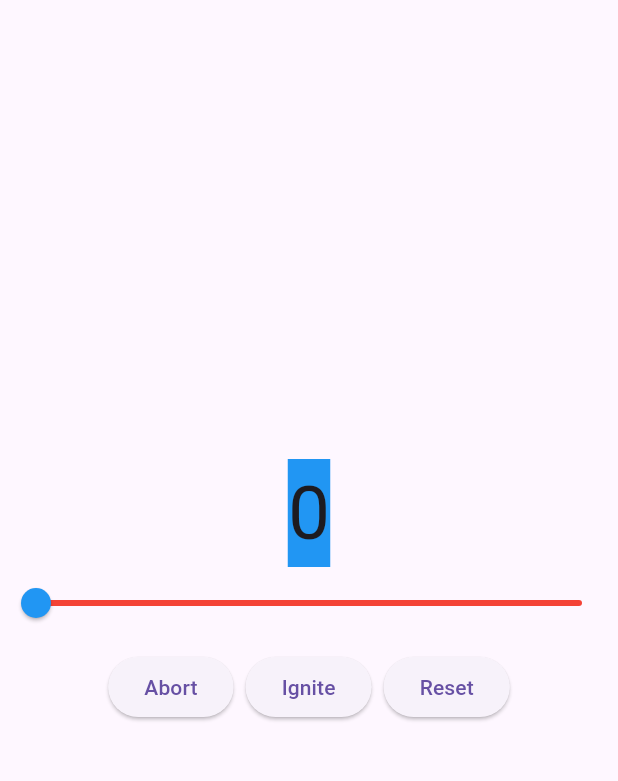
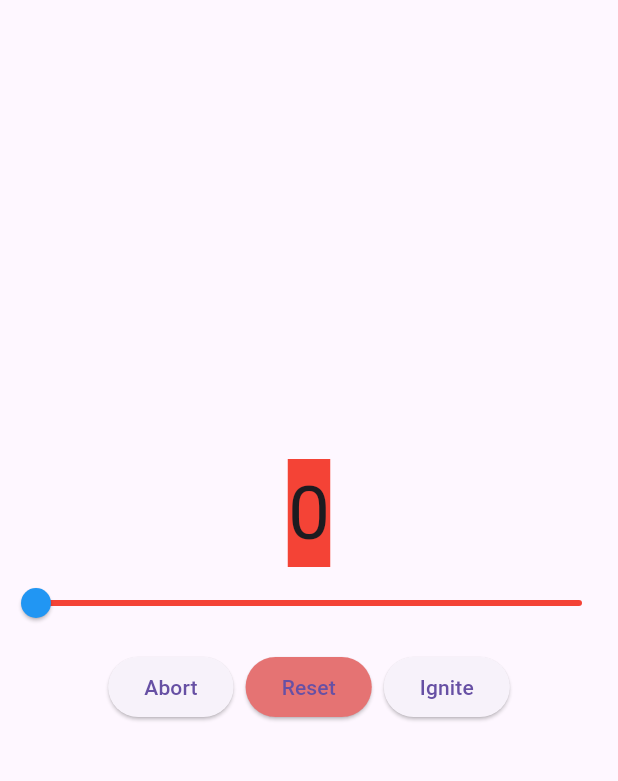
Before and after one commit to SobbingSoprano/Rocket_Launcher, a Flutter app: the screen it shows after launch, after a tap on "Abort", on a phone screen of 412 x 824 dp, the part 63-844 px from its top. Run offline on Flutter 3.47's test engine with Material 3 defaults, Android fonts, the phone set to English and light mode, and no system bars.

Commit message:
counter color and lift off

```diff
--- a/lib/main.dart
+++ b/lib/main.dart
@@ -25,6 +25,46 @@ class CounterWidget extends StatefulWidget {
 class _CounterWidgetState extends State<CounterWidget> {
   //set counter value
   int _counter = 0;
+  Color _numberColor = Colors.blue;
+
+  void _increaseCounter(int value) {
+    setState(() {
+      _counter = value;
+      if (_counter < 0) {
+        _counter = 0;
+      } else if (_counter > 100) {
+        _counter = 100;
+      }
+
+      if (_counter == 0) {
+        _numberColor = Colors.red;
+      } else if (_counter >= 50) {
+        _numberColor = Colors.green;
+      } else {
+        _numberColor = Colors.orange;
+      }
+      if (_counter == 100) {
+        showDialog(
+          context: context,
+          builder: (BuildContext context) {
+            return AlertDialog(
+              title: const Text('Lift Off!'),
+              content: const Text('The rocket has launched!'),
+              actions: [
+                TextButton(
+                  onPressed: () {
+                    Navigator.of(context).pop();
+                  },
+                  child: const Text('OK'),
+                ),
+              ],
+            );
+          },
+        );
+      }
+    });
+  }
+
   @override
   Widget build(BuildContext context) {
     return Scaffold(
@@ -35,7 +75,7 @@ class _CounterWidgetState extends State<CounterWidget> {
         children: [
           Center(
             child: Container(
-              color: Colors.blue,
+              color: _numberColor,
               child: Text(
                 //to displays current number
                 '$_counter',
@@ -48,9 +88,7 @@ class _CounterWidgetState extends State<CounterWidget> {
             max: 100,
             value: _counter.toDouble(),
             onChanged: (double value) {
-              setState(() {
-                _counter = value.toInt();
-              });
+              _increaseCounter(value.toInt());
             },
             activeColor: Colors.blue,
             inactiveColor: Colors.red,
@@ -60,28 +98,25 @@ class _CounterWidgetState extends State<CounterWidget> {
             children: [
               ElevatedButton(
                 onPressed: () {
-                  setState(() {
-                    if (_counter > 0) _counter--;
-                  });
+                  _increaseCounter(_counter - 1);
                 },
                 child: const Text('Abort'),
               ),
               ElevatedButton(
+                style: ElevatedButton.styleFrom(
+                  backgroundColor: Colors.red[300],
+                ),
                 onPressed: () {
-                  setState(() {
-                    if (_counter < 100) _counter++;
-                  });
+                  _increaseCounter(0);
+                },
+                child: const Text('Reset'),
+              ),
+              ElevatedButton(
+                onPressed: () {
+                  _increaseCounter(_counter + 1);
                 },
                 child: const Text('Ignite'),
               ),
-                ElevatedButton(
-                    onPressed: () {
-                    setState(() {
-                        _counter = 0;
-                    });
-                    },
-                    child: const Text('Reset'),
-                ),
             ],
           ),
         ],
```
